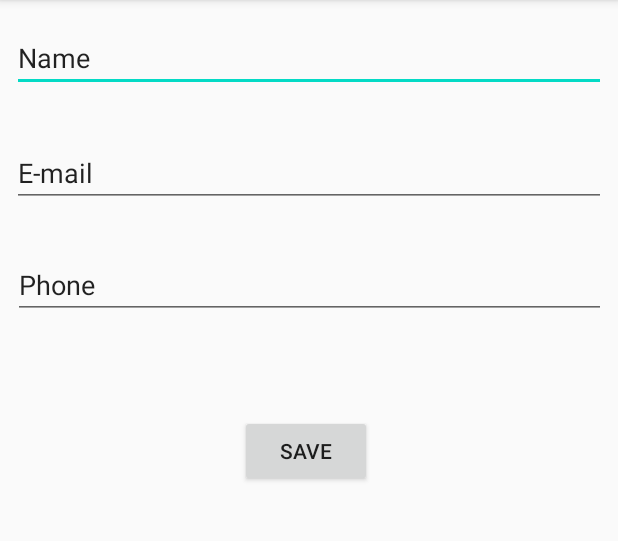
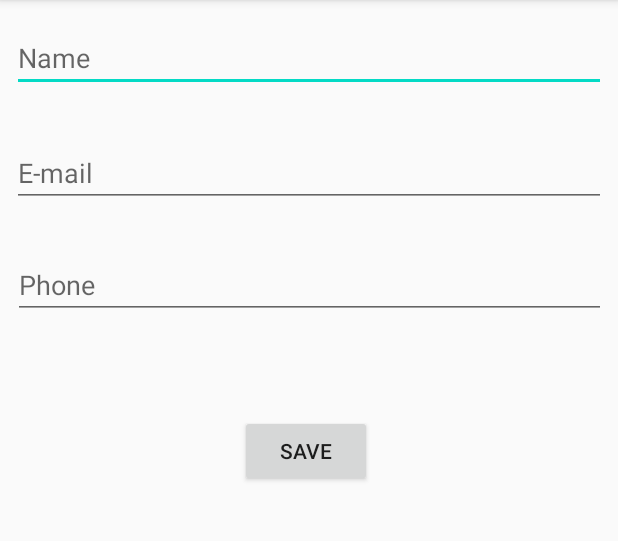
Before and after one commit to rdiego26/alura-android1, an Android app: the StudentFormActivity screen opened directly, with no data from a screen before it, on a phone screen of 412 x 824 dp, the part 84-625 px from its top. Run offline under Robolectric (Android 15) with nearby library versions, the phone set to English and light mode, and no system bars.

Commit message:
ADJUSTS student form layout

```diff
--- a/agenda/app/src/main/res/layout/activity_student_form.xml
+++ b/agenda/app/src/main/res/layout/activity_student_form.xml
@@ -16,9 +16,7 @@
         android:layout_marginEnd="8dp"
         android:hint="@string/student_form_name_hint"
         android:autofillHints="@string/student_form_name_hint"
-        android:text="@string/student_form_name_hint"
-        android:textColorHint="@color/colorPrimary"
-        android:inputType="text"
+        android:inputType="textCapWords"
         app:layout_constraintEnd_toEndOf="parent"
         app:layout_constraintHorizontal_bias="0.0"
         app:layout_constraintStart_toStartOf="parent"
@@ -32,8 +30,6 @@
         android:layout_marginEnd="8dp"
         android:hint="@string/student_form_email_hint"
         android:autofillHints="@string/student_form_email_hint"
-        android:text="@string/student_form_email_hint"
-        android:textColorHint="@color/colorPrimary"
         android:inputType="textEmailAddress"
         app:layout_constraintBottom_toBottomOf="parent"
         app:layout_constraintEnd_toEndOf="parent"
@@ -49,8 +45,6 @@
         android:layout_margin="8dp"
         android:hint="@string/student_form_phone_hint"
         android:autofillHints="@string/student_form_phone_hint"
-        android:text="@string/student_form_phone_hint"
-        android:textColorHint="@color/colorPrimary"
         android:inputType="phone"
         app:layout_constraintBottom_toBottomOf="parent"
         app:layout_constraintEnd_toEndOf="parent"
```
